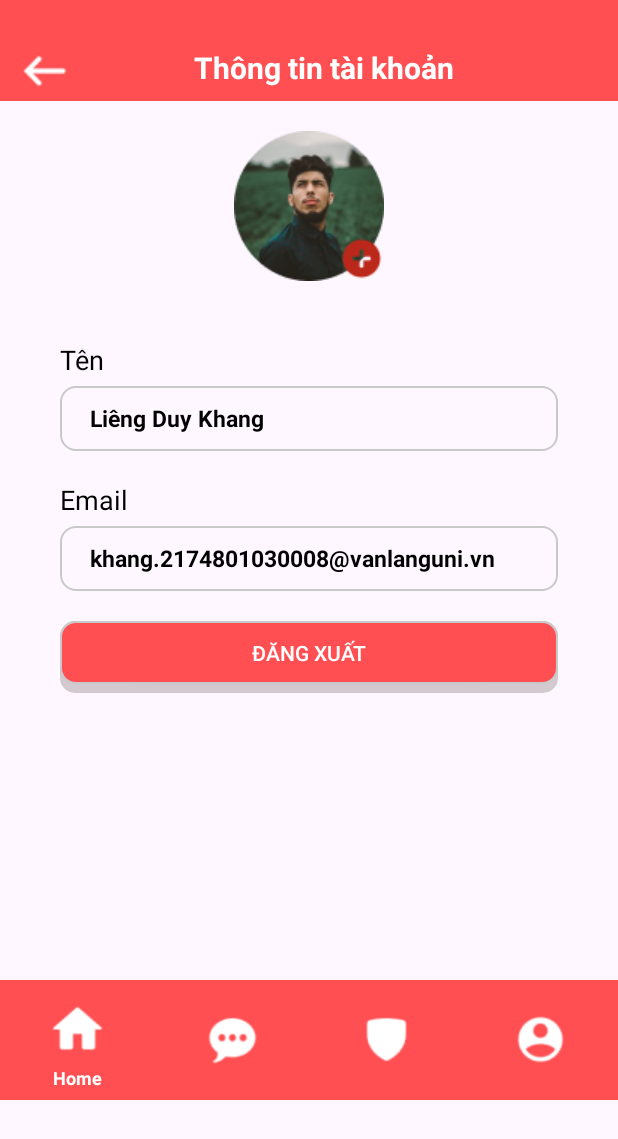
After one commit to LDK3012/LangHex, an Android app: the ProfileDetail screen opened directly, with no data from a screen before it, on a phone screen of 412 x 824 dp. The commit adds this screen. Shown: the top 1139 px of the screen. Run offline under Robolectric (Android 15) with nearby library versions, the phone set to English and light mode, and no system bars.

Commit message:
Info added

```diff
--- a/app/src/main/AndroidManifest.xml
+++ b/app/src/main/AndroidManifest.xml
@@ -1,6 +1,6 @@
 <?xml version="1.0" encoding="utf-8"?>
 <manifest xmlns:android="http://schemas.android.com/apk/res/android"
-    xmlns:tools="http://schemas.android.com/tools">
+    xmlns:tools="http://schemas.android.com/tools" >
 
     <uses-permission android:name="android.permission.INTERNET" />
 
@@ -13,7 +13,10 @@
         android:roundIcon="@drawable/logo_start"
         android:supportsRtl="true"
         android:theme="@style/Theme.LangHexx"
-        tools:targetApi="31">
+        tools:targetApi="31" >
+        <activity
+            android:name=".View.ProfileDetail"
+            android:exported="false" />
         <activity
             android:name=".View.StartActivity"
             android:exported="false" />
@@ -22,7 +25,7 @@
             android:exported="false" />
         <activity
             android:name=".View.MainActivity"
-            android:exported="true">
+            android:exported="true" >
             <intent-filter>
                 <action android:name="android.intent.action.MAIN" />
 
--- /dev/null
+++ b/app/src/main/java/com/example/langhexx/View/ProfileDetail.java
@@ -0,0 +1,14 @@
+package com.example.langhexx.View;
+
+import androidx.appcompat.app.AppCompatActivity;
+import android.os.Bundle;
+import com.example.langhexx.R;
+
+public class ProfileDetail extends AppCompatActivity {
+
+    @Override
+    protected void onCreate(Bundle savedInstanceState) {
+        super.onCreate(savedInstanceState);
+        setContentView(R.layout.activity_profile_detail);
+    }
+}
--- /dev/null
+++ b/app/src/main/res/drawable/profile_edittext_border.xml
@@ -0,0 +1,13 @@
+<?xml version="1.0" encoding="utf-8"?>
+<shape xmlns:android="http://schemas.android.com/apk/res/android">
+    <solid android:color="@android:color/transparent" />
+    <stroke
+        android:width="1dp"
+        android:color="#C9C9C9" />
+    <corners android:radius="10dp" /> <!-- Bo góc nhẹ -->
+    <padding
+        android:left="5dp"
+        android:right="5dp"
+        android:top="5dp"
+        android:bottom="5dp" />
+</shape>
--- /dev/null
+++ b/app/src/main/res/drawable/profile_logout_border.xml
@@ -0,0 +1,26 @@
+<?xml version="1.0" encoding="utf-8"?>
+<layer-list xmlns:android="http://schemas.android.com/apk/res/android">
+    <!-- Lớp đổ bóng dưới cùng -->
+    <item>
+        <shape android:shape="rectangle">
+            <solid android:color="#40514646" /> <!-- Màu đen với độ trong suốt -->
+            <corners android:radius="10dp" /> <!-- Bo góc giống như phần nền -->
+            <padding
+                android:left="0dp"
+                android:right="0dp"
+                android:top="0dp"
+                android:bottom="6dp" /> <!-- Đổ bóng chỉ ở dưới -->
+        </shape>
+    </item>
+
+    <!-- Lớp nền chính có viền -->
+    <item android:top="0dp" android:left="0dp">
+        <shape android:shape="rectangle">
+            <solid android:color="#FF4F52" /> <!-- Nền màu đỏ -->
+            <stroke
+                android:width="1dp"
+                android:color="#C9C9C9" /> <!-- Viền màu xám -->
+            <corners android:radius="10dp" /> <!-- Bo tròn viền -->
+        </shape>
+    </item>
+</layer-list>
--- /dev/null
+++ b/app/src/main/res/layout/activity_profile_detail.xml
@@ -0,0 +1,162 @@
+<?xml version="1.0" encoding="utf-8"?>
+<LinearLayout xmlns:android="http://schemas.android.com/apk/res/android"
+    xmlns:app="http://schemas.android.com/apk/res-auto"
+    xmlns:tools="http://schemas.android.com/tools"
+    android:layout_width="match_parent"
+    android:layout_height="match_parent"
+    android:orientation="vertical"
+    android:layout_gravity="center"
+    tools:context=".View.ProfileDetail">
+
+  <LinearLayout
+      android:layout_width="match_parent"
+      android:layout_height="67dp"
+      android:background="#FF4F52"
+      android:gravity="bottom"
+      android:weightSum="4">
+
+    <androidx.appcompat.widget.AppCompatButton
+        android:id="@+id/btnBack"
+        android:layout_width="40dp"
+        android:layout_height="40dp"
+        android:layout_marginLeft="10dp"
+        android:background="@drawable/backward">
+
+    </androidx.appcompat.widget.AppCompatButton>
+
+    <TextView
+        android:id="@+id/textView3"
+        android:layout_width="match_parent"
+        android:layout_height="36dp"
+        android:layout_weight="4"
+        android:gravity="center"
+        android:paddingRight="30dp"
+        android:text="Thông tin tài khoản"
+        android:textColor="@color/white"
+        android:textSize="20dp"
+        android:textStyle="bold" />
+  </LinearLayout>
+
+  <RelativeLayout
+      android:layout_width="wrap_content"
+      android:layout_height="wrap_content"
+      android:layout_marginTop="20dp"
+      android:layout_gravity="center">
+
+    <!-- Hình ảnh Avatar -->
+    <ImageView
+        android:id="@+id/imgAvatar"
+        android:layout_width="wrap_content"
+        android:layout_height="wrap_content"
+        app:srcCompat="@drawable/avatar" />
+
+    <!-- Dấu cộng bên dưới Avatar -->
+    <ImageView
+        android:id="@+id/imgPlus"
+        android:layout_width="wrap_content"
+        android:layout_height="wrap_content"
+        android:layout_alignBottom="@id/imgAvatar"
+        android:layout_alignEnd="@id/imgAvatar"
+        app:srcCompat="@drawable/plus" />
+
+  </RelativeLayout>
+
+  <LinearLayout
+      android:layout_width="match_parent"
+      android:layout_height="386dp"
+      android:layout_gravity="center"
+      android:layout_margin="40dp"
+      android:layout_marginTop="20dp"
+      android:orientation="vertical">
+
+
+    <LinearLayout
+        android:layout_width="match_parent"
+        android:layout_height="wrap_content"
+        android:layout_gravity="center"
+        android:orientation="vertical">
+
+      <TextView
+          android:id="@+id/textView5"
+          android:layout_width="match_parent"
+          android:layout_height="wrap_content"
+          android:text="Tên"
+          android:textColor="@color/black"
+          android:textSize="18dp" />
+
+      <EditText
+          android:id="@+id/edtProfileName"
+          android:layout_width="match_parent"
+          android:layout_height="43dp"
+          android:layout_marginTop="5dp"
+          android:background="@drawable/profile_edittext_border"
+          android:ems="10"
+          android:inputType="text"
+          android:paddingLeft="20dp"
+          android:text="Liêng Duy Khang"
+          android:textColor="@color/black"
+          android:textSize="15dp"
+          android:textStyle="bold" />
+    </LinearLayout>
+
+    <LinearLayout
+        android:layout_width="match_parent"
+        android:layout_height="wrap_content"
+        android:layout_gravity="center"
+        android:layout_marginTop="20dp"
+        android:orientation="vertical">
+
+      <TextView
+          android:id="@+id/textView6"
+          android:layout_width="match_parent"
+          android:layout_height="wrap_content"
+          android:text="Email"
+          android:textColor="@color/black"
+          android:textSize="18dp" />
+
+      <EditText
+          android:id="@+id/edtEmail"
+          android:layout_width="match_parent"
+          android:layout_height="43dp"
+          android:layout_marginTop="5dp"
+          android:background="@drawable/profile_edittext_border"
+          android:ems="10"
+          android:inputType="text"
+          android:paddingLeft="20dp"
+          android:text="khang.2174801030008@vanlanguni.vn"
+          android:textColor="@color/black"
+          android:textSize="15dp"
+          android:textStyle="bold" />
+
+      <androidx.appcompat.widget.AppCompatButton
+          android:id="@+id/btnLogout"
+          android:layout_width="match_parent"
+          android:layout_height="wrap_content"
+          android:textColor="@color/white"
+          android:background="@drawable/profile_logout_border"
+          android:text="Đăng xuất"
+          android:layout_marginTop="20dp">
+
+      </androidx.appcompat.widget.AppCompatButton>
+
+    </LinearLayout>
+
+  </LinearLayout>
+
+  <com.google.android.material.bottomnavigation.BottomNavigationView
+      android:id="@+id/btnNav"
+      style="@style/Widget.MaterialComponents.BottomNavigationView.PrimarySurface"
+      android:layout_width="match_parent"
+      android:layout_height="80dp"
+      android:layout_gravity="bottom"
+      android:background="#FF4F52"
+      app:itemIconSize="35dp"
+      app:itemIconTint="@color/white"
+      app:itemPaddingTop="15dp"
+      app:itemTextAppearanceActive="@style/BottomNavigationViewTextAppearance"
+      app:itemTextAppearanceInactive="@style/BottomNavigationViewTextAppearance"
+      app:itemTextColor="@color/white"
+      app:menu="@menu/menu"
+      tools:ignore="InvalidID,MissingConstraints" />
+
+</LinearLayout>
--- a/app/src/main/res/layout/fragment_profile.xml
+++ b/app/src/main/res/layout/fragment_profile.xml
@@ -96,6 +96,7 @@
                     </TextView>
 
                     <TextView
+                        android:id="@+id/txtInfo"
                         android:layout_width="match_parent"
                         android:layout_height="wrap_content"
                         android:background="@drawable/cardview_downward_item"
```
Also changed, not shown: app/src/main/res/drawable/backward.png (added), app/src/main/res/drawable/plus.png (added).
